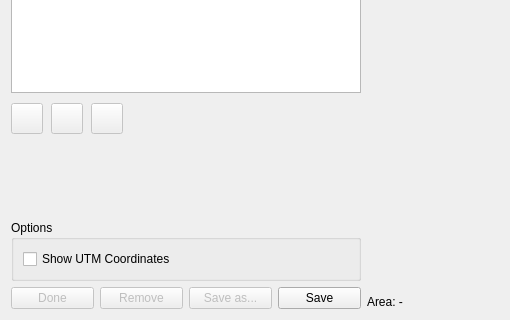
Before: the Qt Designer form src/ui/grid_data_dialog.ui in IPH-ECO/iph-eco-gui, drawn with Qt 5; both pictures show x 0 to 510 and y 342 to 662 of the 1216 by 662 pixel window.
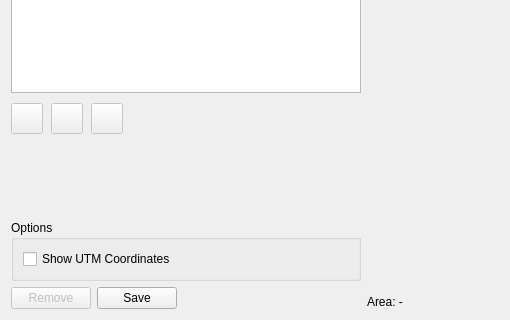
After: the same form once the commit is applied. Icons and pictures are not drawn. Custom widgets are drawn as their Qt base class.

Commit message: - Removing unused buttons from grid data dialog - Removing grid data from a configuration when its mesh is modified

```diff
--- a/src/ui/grid_data_dialog.ui
+++ b/src/ui/grid_data_dialog.ui
@@ -550,16 +550,6 @@
       </item>
       <item>
        <layout class="QHBoxLayout" name="horizontalLayout_14">
-        <item>
-         <widget class="QPushButton" name="btnDoneConfiguration">
-          <property name="enabled">
-           <bool>false</bool>
-          </property>
-          <property name="text">
-           <string>Done</string>
-          </property>
-         </widget>
-        </item>
         <item>
          <widget class="QPushButton" name="btnRemoveConfiguration">
           <property name="enabled">
@@ -570,16 +560,6 @@
           </property>
          </widget>
         </item>
-        <item>
-         <widget class="QPushButton" name="btnSaveAsNewConfiguration">
-          <property name="enabled">
-           <bool>false</bool>
-          </property>
-          <property name="text">
-           <string>Save as...</string>
-          </property>
-         </widget>
-        </item>
         <item>
          <widget class="QPushButton" name="btnSaveConfiguration">
           <property name="text">
@@ -587,6 +567,19 @@
           </property>
          </widget>
         </item>
+        <item>
+         <spacer name="horizontalSpacer_3">
+          <property name="orientation">
+           <enum>Qt::Horizontal</enum>
+          </property>
+          <property name="sizeHint" stdset="0">
+           <size>
+            <width>40</width>
+            <height>20</height>
+           </size>
+          </property>
+         </spacer>
+        </item>
        </layout>
       </item>
      </layout>
```
Left out of the diff: 2 changed lines with no effect on the pictures. The commit also changes 4 other files.
